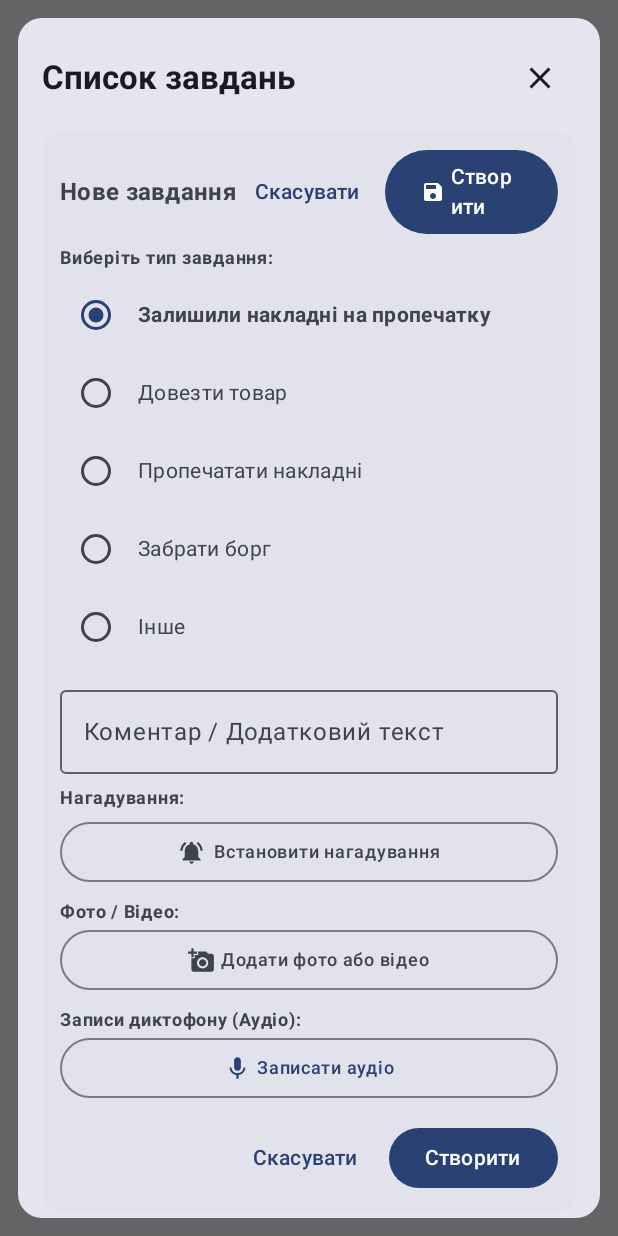
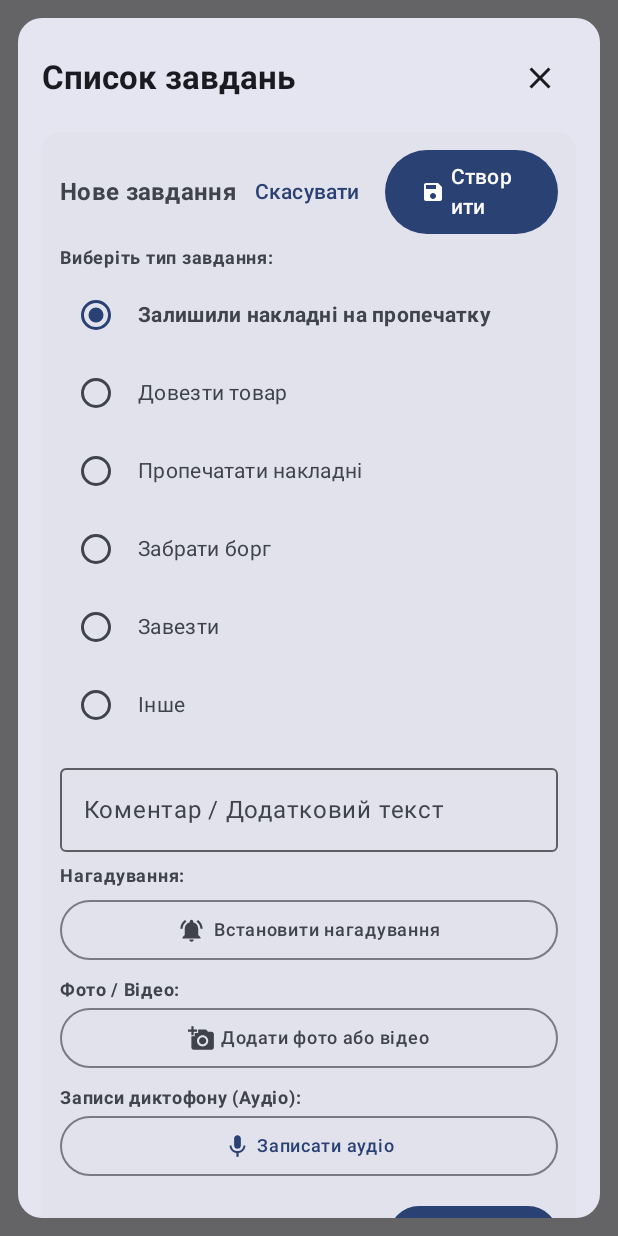
Before and after one commit to lokie405/Client-Hub, an Android app built with Jetpack Compose: the composable ClientTasksDialog called with empty values, after a tap on "Створити нове завдання", on a phone screen of 412 x 824 dp. Run offline under Robolectric (Android 15) with nearby library versions, the phone set to English and light mode, and no system bars; libraries missing offline, so code that uses them is left out: org.apache.poi; pictures from the network do not load.

Commit message:
Додано тип завдання 'Завезти'

```diff
--- a/app/src/main/java/com/seryoga/myapplication/ui/screens/ClientListScreen.kt
+++ b/app/src/main/java/com/seryoga/myapplication/ui/screens/ClientListScreen.kt
@@ -877,6 +877,7 @@ fun ClientTasksDialog(
         "Довезти товар",
         "Пропечатати накладні",
         "Забрати борг",
+        "Завезти",
         "Інше"
     )
 
```
